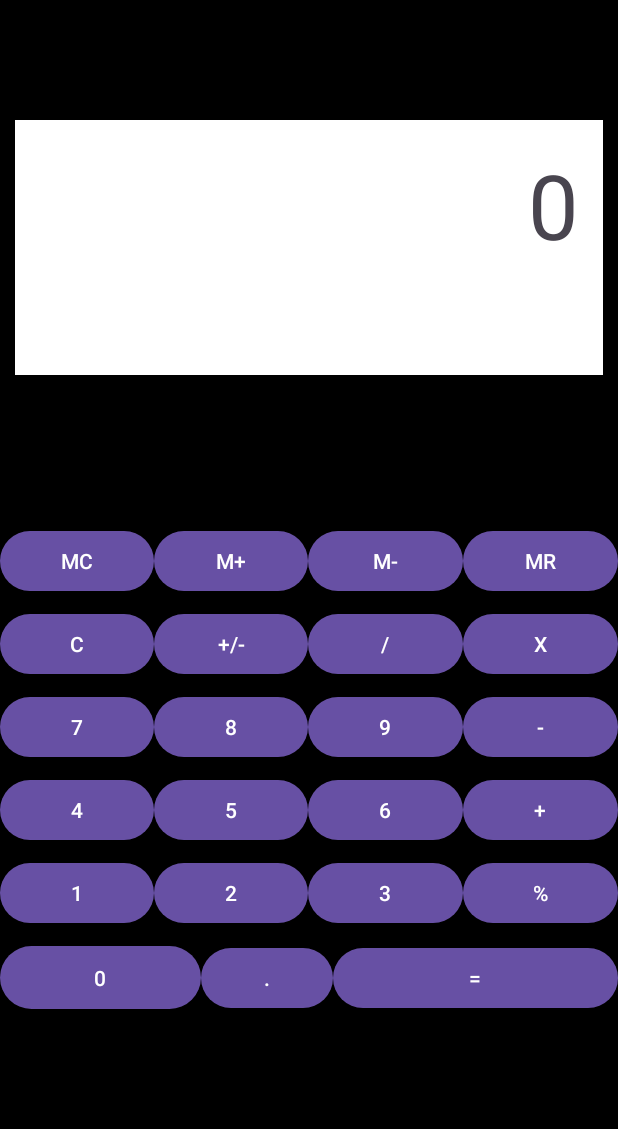
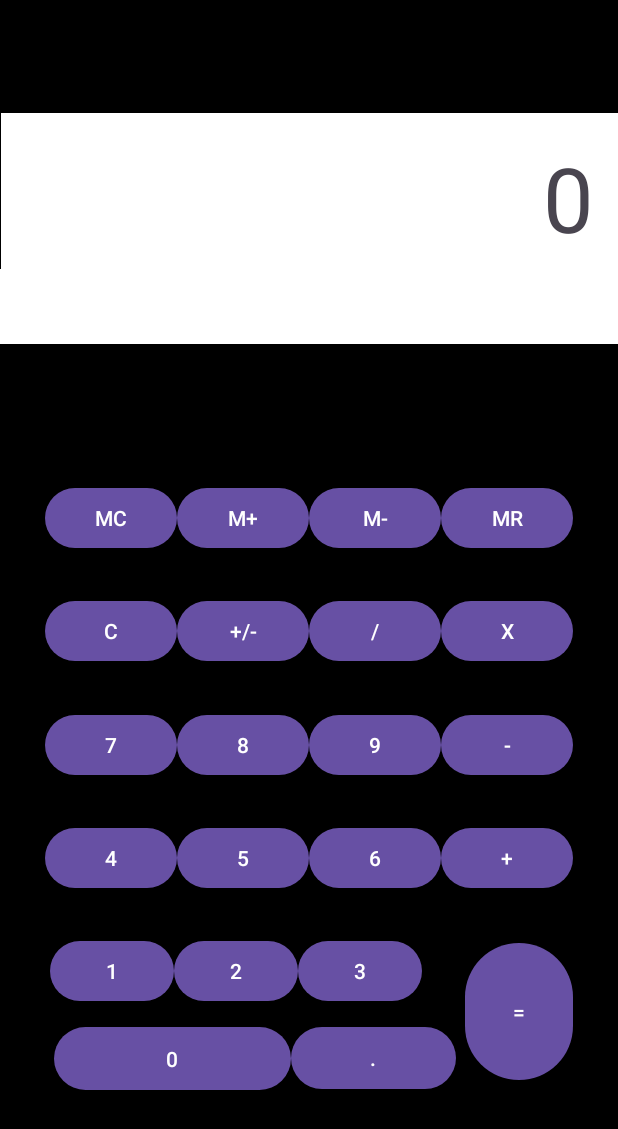
Before and after one commit to rubencr59/CalculadoraAndroid, an Android app: the screen it shows after launch (Calculadora), on a phone screen of 412 x 824 dp. Shown: the top 1129 px of the screen. Run offline under Robolectric (Android 15) with nearby library versions, the phone set to English and light mode, and no system bars.

Commit message:
Finalización de calculadora arreglando problema de diseño.

```diff
--- a/app/src/main/java/com/example/holamundo/Calculadora.java
+++ b/app/src/main/java/com/example/holamundo/Calculadora.java
@@ -47,7 +47,7 @@ public class Calculadora extends AppCompatActivity implements View.OnClickListen
         buttonList = new int[]{
                 R.id.btn0,R.id.btn1, R.id.btn2, R.id.btn3,R.id.btn4, R.id.btn5, R.id.btn6, R.id.btn7, R.id.btn8, R.id.btn9,
                 R.id.btnNegativo, R.id.btnDividir, R.id.btnMultiplicar, R.id.btnSumar, R.id.btnRestar,
-                R.id.btnPorcentaje, R.id.btnComa, R.id.btnIgual, R.id.btnBorrarMemoria,
+                R.id.btnComa, R.id.btnIgual, R.id.btnBorrarMemoria,
                 R.id.btnSumarMemoria, R.id.btnRestarMemoria, R.id.btnNumeroMemoria
         };
     }
--- a/app/src/main/res/layout/activity_main.xml
+++ b/app/src/main/res/layout/activity_main.xml
@@ -4,58 +4,80 @@
     xmlns:tools="http://schemas.android.com/tools"
     android:layout_width="match_parent"
     android:layout_height="match_parent"
-    tools:context=".Calculadora">
+    tools:context=".Calculadora"
+    android:background="@color/black"
+    >
 
     <LinearLayout
-        android:id="@+id/linearLayout2"
-        android:layout_width="0dp"
-        android:layout_height="0dp"
-        android:background="@color/black"
+        android:id="@+id/linearLayout"
+        android:layout_width="72dp"
+        android:layout_height="99dp"
+        android:layout_marginEnd="30dp"
+        android:layout_marginBottom="100dp"
         android:orientation="vertical"
         app:layout_constraintBottom_toBottomOf="parent"
-        app:layout_constraintEnd_toEndOf="parent"
-        app:layout_constraintStart_toStartOf="parent"
-        app:layout_constraintTop_toTopOf="parent"
-        tools:ignore="ExtraText">
+        app:layout_constraintEnd_toEndOf="parent">
+
+        <Button
+            android:id="@+id/btnIgual"
+            android:layout_width="wrap_content"
+            android:layout_height="match_parent"
+            android:onClick="onClick"
+            android:text="@string/strIgual"
+
+            />
+    </LinearLayout>
 
 
     <TextView
         android:id="@+id/operacion"
-            android:layout_width="match_parent"
-            android:layout_height="120dp"
+        android:layout_width="411dp"
+        android:layout_height="104dp"
         android:layout_gravity="end"
-            android:layout_marginTop="80dp"
+        android:layout_marginBottom="142dp"
         android:background="@color/white"
         android:gravity="end"
         android:padding="16dp"
         android:text="@string/strOperacion"
         android:textSize="60sp"
-            android:layout_marginLeft="10dp"
-            android:layout_marginRight="10dp"
-            />
+        app:layout_constraintBottom_toTopOf="@+id/linearLayout8"
+        app:layout_constraintEnd_toEndOf="parent"
+        app:layout_constraintStart_toStartOf="parent"
+        app:layout_constraintTop_toBottomOf="@+id/textView" />
 
     <TextView
         android:id="@+id/resultado"
-            android:layout_width="match_parent"
+        android:layout_width="0dp"
         android:layout_height="50dp"
         android:background="@color/white"
         android:text="@string/strResultado"
         android:textAlignment="viewEnd"
-            android:layout_marginLeft="10dp"
         android:textSize="30sp"
-            android:layout_marginRight="10dp"/>
+        app:layout_constraintEnd_toEndOf="parent"
+        app:layout_constraintStart_toStartOf="parent"
+        app:layout_constraintTop_toBottomOf="@+id/operacion" />
 
     <TextView
         android:id="@+id/textView"
-            android:layout_width="match_parent"
-            android:layout_height="100dp"
+        android:layout_width="0dp"
+        android:layout_height="0dp"
 
-            />
+        app:layout_constraintBottom_toTopOf="@+id/operacion"
+        app:layout_constraintEnd_toEndOf="parent"
+        app:layout_constraintStart_toStartOf="parent"
+        app:layout_constraintTop_toTopOf="parent" />
 
     <LinearLayout
-            android:layout_width="match_parent"
-            android:layout_height="55dp"
-            android:orientation="horizontal">
+        android:id="@+id/linearLayout8"
+        android:layout_width="0dp"
+        android:layout_height="0dp"
+        android:layout_marginLeft="@dimen/marginLayouts"
+        android:layout_marginRight="@dimen/marginLayouts"
+        android:orientation="horizontal"
+        app:layout_constraintBottom_toTopOf="@+id/linearLayout9"
+        app:layout_constraintEnd_toEndOf="parent"
+        app:layout_constraintStart_toStartOf="parent"
+        app:layout_constraintTop_toBottomOf="@+id/operacion">
 
         <Button
             android:id="@+id/btnBorrarMemoria"
@@ -91,9 +113,16 @@
     </LinearLayout>
 
     <LinearLayout
-            android:layout_width="match_parent"
-            android:layout_height="55dp"
-            android:orientation="horizontal">
+        android:id="@+id/linearLayout9"
+        android:layout_width="0dp"
+        android:layout_height="0dp"
+        android:layout_marginLeft="@dimen/marginLayouts"
+        android:layout_marginRight="@dimen/marginLayouts"
+        android:orientation="horizontal"
+        app:layout_constraintBottom_toTopOf="@+id/linearLayout10"
+        app:layout_constraintEnd_toEndOf="parent"
+        app:layout_constraintStart_toStartOf="parent"
+        app:layout_constraintTop_toBottomOf="@+id/linearLayout8">
 
         <Button
             android:id="@+id/btnReset"
@@ -129,9 +158,16 @@
     </LinearLayout>
 
     <LinearLayout
-            android:layout_width="match_parent"
-            android:layout_height="55dp"
-            android:orientation="horizontal">
+        android:id="@+id/linearLayout10"
+        android:layout_width="0dp"
+        android:layout_height="0dp"
+        android:layout_marginLeft="@dimen/marginLayouts"
+        android:layout_marginRight="@dimen/marginLayouts"
+        android:orientation="horizontal"
+        app:layout_constraintBottom_toTopOf="@+id/linearLayout11"
+        app:layout_constraintEnd_toEndOf="parent"
+        app:layout_constraintStart_toStartOf="parent"
+        app:layout_constraintTop_toBottomOf="@+id/linearLayout9">
 
         <Button
             android:id="@+id/btn7"
@@ -167,9 +203,16 @@
     </LinearLayout>
 
     <LinearLayout
-            android:layout_width="match_parent"
-            android:layout_height="55dp"
-            android:orientation="horizontal">
+        android:id="@+id/linearLayout11"
+        android:layout_width="0dp"
+        android:layout_height="0dp"
+        android:layout_marginLeft="@dimen/marginLayouts"
+        android:layout_marginRight="@dimen/marginLayouts"
+        android:orientation="horizontal"
+        app:layout_constraintBottom_toTopOf="@+id/linearLayout12"
+        app:layout_constraintEnd_toEndOf="parent"
+        app:layout_constraintStart_toStartOf="parent"
+        app:layout_constraintTop_toBottomOf="@+id/linearLayout10">
 
         <Button
             android:id="@+id/btn4"
@@ -205,9 +248,16 @@
     </LinearLayout>
 
     <LinearLayout
-            android:layout_width="match_parent"
-            android:layout_height="55dp"
-            android:orientation="horizontal">
+        android:id="@+id/linearLayout12"
+        android:layout_width="248dp"
+        android:layout_height="57dp"
+        android:layout_marginLeft="40dp"
+        android:layout_marginRight="@dimen/marginLayouts"
+        android:orientation="horizontal"
+        app:layout_constraintBottom_toTopOf="@+id/linearLayout13"
+        app:layout_constraintEnd_toEndOf="@+id/linearLayout13"
+        app:layout_constraintStart_toStartOf="parent"
+        app:layout_constraintTop_toBottomOf="@+id/linearLayout11">
 
         <Button
             android:id="@+id/btn1"
@@ -233,24 +283,25 @@
             android:onClick="onClick"
             android:text="@string/intTres" />
 
-            <Button
-                android:id="@+id/btnPorcentaje"
-                android:layout_width="0dp"
-                android:layout_height="wrap_content"
-                android:layout_weight="1"
-                android:onClick="onClick"
-                android:text="@string/strPorcentaje" />
-
     </LinearLayout>
 
     <LinearLayout
-            android:layout_width="match_parent"
-            android:layout_height="wrap_content"
-            android:orientation="horizontal">
+        android:id="@+id/linearLayout13"
+        android:layout_width="268dp"
+        android:layout_height="49dp"
+        android:layout_marginLeft="20dp"
+        android:layout_marginEnd="70dp"
+        android:layout_marginBottom="94dp"
+        android:orientation="horizontal"
+        app:layout_constraintBottom_toBottomOf="parent"
+        app:layout_constraintEnd_toEndOf="parent"
+        app:layout_constraintHorizontal_bias="0.49"
+        app:layout_constraintStart_toStartOf="parent">
+
 
         <Button
             android:id="@+id/btn0"
-                android:layout_width="0dp"
+            android:layout_width="100dp"
             android:layout_height="50dp"
             android:layout_weight="1"
             android:onClick="onClick"
@@ -258,21 +309,10 @@
 
         <Button
             android:id="@+id/btnComa"
-                android:layout_width="wrap_content"
-                android:layout_height="wrap_content"
+            android:layout_width="110dp"
+            android:layout_height="match_parent"
             android:onClick="onClick"
             android:text="@string/strpunto" />
-
-            <Button
-                android:id="@+id/btnIgual"
-                android:layout_width="56dp"
-                android:layout_height="wrap_content"
-                android:layout_weight="1"
-                android:onClick="onClick"
-                android:text="@string/strIgual" />
-
-        </LinearLayout>
-
 
     </LinearLayout>
 
--- /dev/null
+++ b/app/src/main/res/values/dimens.xml
@@ -0,0 +1,4 @@
+<?xml version="1.0" encoding="utf-8"?>
+<resources>
+    <dimen name="marginLayouts">30dp</dimen>
+</resources>
```
Lines whose indentation alone changed are shown as unchanged.
